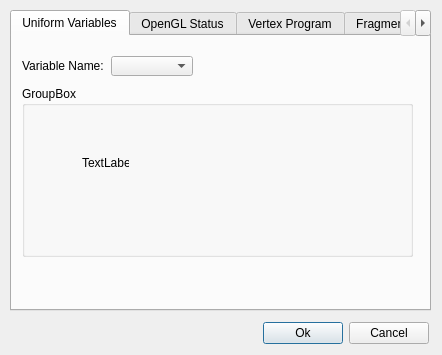
Qt form src/meshlabplugins/meshrender/shaderDialog.ui (cnr-isti-vclab/meshlab) before a commit.
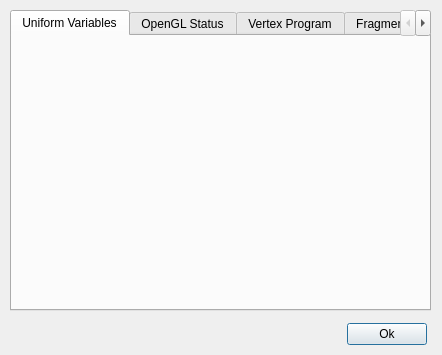
The same form after that commit. Icons and pictures are not drawn.

Diff of the .ui file:
```diff
--- a/src/meshlabplugins/meshrender/shaderDialog.ui
+++ b/src/meshlabplugins/meshrender/shaderDialog.ui
@@ -12,54 +12,35 @@
     <height>355</height>
    </rect>
   </property>
+  <property name="sizePolicy" >
+   <sizepolicy>
+    <hsizetype>0</hsizetype>
+    <vsizetype>0</vsizetype>
+    <horstretch>0</horstretch>
+    <verstretch>0</verstretch>
+   </sizepolicy>
+  </property>
+  <property name="minimumSize" >
+   <size>
+    <width>442</width>
+    <height>355</height>
+   </size>
+  </property>
+  <property name="maximumSize" >
+   <size>
+    <width>442</width>
+    <height>355</height>
+   </size>
+  </property>
+  <property name="focusPolicy" >
+   <enum>Qt::StrongFocus</enum>
+  </property>
   <property name="windowTitle" >
    <string>ShaderDialog</string>
   </property>
-  <widget class="QWidget" name="layoutWidget" >
-   <property name="geometry" >
-    <rect>
-     <x>20</x>
-     <y>320</y>
-     <width>409</width>
-     <height>27</height>
-    </rect>
-   </property>
-   <layout class="QHBoxLayout" >
-    <property name="margin" >
-     <number>0</number>
-    </property>
-    <property name="spacing" >
-     <number>6</number>
-    </property>
-    <item>
-     <spacer>
-      <property name="orientation" >
-       <enum>Qt::Horizontal</enum>
-      </property>
-      <property name="sizeHint" >
-       <size>
-        <width>241</width>
-        <height>20</height>
-       </size>
-      </property>
-     </spacer>
-    </item>
-    <item>
-     <widget class="QPushButton" name="okButton" >
-      <property name="text" >
-       <string>Ok</string>
-      </property>
-     </widget>
-    </item>
-    <item>
-     <widget class="QPushButton" name="cancelButton" >
-      <property name="text" >
-       <string>Cancel</string>
-      </property>
-     </widget>
-    </item>
-   </layout>
-  </widget>
+  <property name="windowIcon" >
+   <iconset>..\..\..\..\..\meshlab\src\meshlab\images\eye16.png</iconset>
+  </property>
   <widget class="QTabWidget" name="tabWidget" >
    <property name="geometry" >
     <rect>
@@ -92,44 +73,8 @@
       <property name="spacing" >
        <number>6</number>
       </property>
-      <item>
-       <widget class="QLabel" name="varNameLabel" >
-        <property name="text" >
-         <string>Variable Name:</string>
-        </property>
-       </widget>
-      </item>
-      <item>
-       <widget class="QComboBox" name="varList" />
-      </item>
      </layout>
     </widget>
-    <widget class="QGroupBox" name="groupBox" >
-     <property name="geometry" >
-      <rect>
-       <x>10</x>
-       <y>50</y>
-       <width>391</width>
-       <height>171</height>
-      </rect>
-     </property>
-     <property name="title" >
-      <string>GroupBox</string>
-     </property>
-     <widget class="QLabel" name="varRes" >
-      <property name="geometry" >
-       <rect>
-        <x>60</x>
-        <y>70</y>
-        <width>47</width>
-        <height>14</height>
-       </rect>
-      </property>
-      <property name="text" >
-       <string>TextLabel</string>
-      </property>
-     </widget>
-    </widget>
    </widget>
    <widget class="QWidget" name="glTab" >
     <attribute name="title" >
@@ -167,6 +112,44 @@
     </widget>
    </widget>
   </widget>
+  <widget class="QWidget" name="layoutWidget" >
+   <property name="geometry" >
+    <rect>
+     <x>21</x>
+     <y>321</y>
+     <width>406</width>
+     <height>27</height>
+    </rect>
+   </property>
+   <layout class="QHBoxLayout" >
+    <property name="margin" >
+     <number>0</number>
+    </property>
+    <property name="spacing" >
+     <number>6</number>
+    </property>
+    <item>
+     <spacer>
+      <property name="orientation" >
+       <enum>Qt::Horizontal</enum>
+      </property>
+      <property name="sizeHint" >
+       <size>
+        <width>321</width>
+        <height>25</height>
+       </size>
+      </property>
+     </spacer>
+    </item>
+    <item>
+     <widget class="QPushButton" name="okButton" >
+      <property name="text" >
+       <string>Ok</string>
+      </property>
+     </widget>
+    </item>
+   </layout>
+  </widget>
  </widget>
  <layoutdefault spacing="6" margin="11" />
  <pixmapfunction></pixmapfunction>
```
